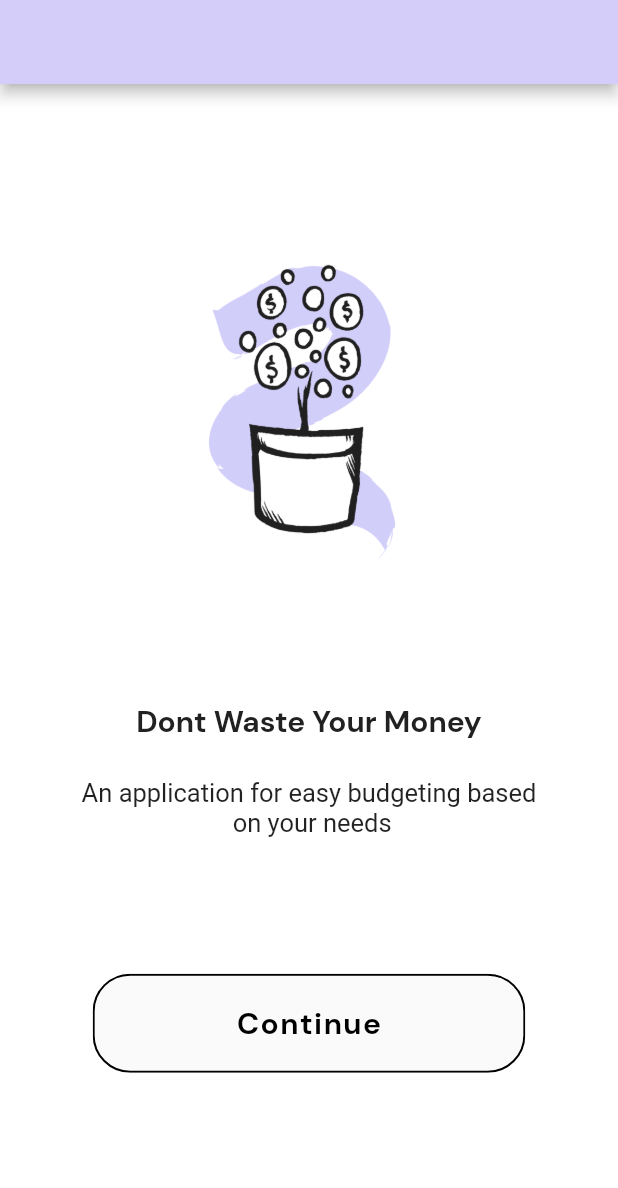
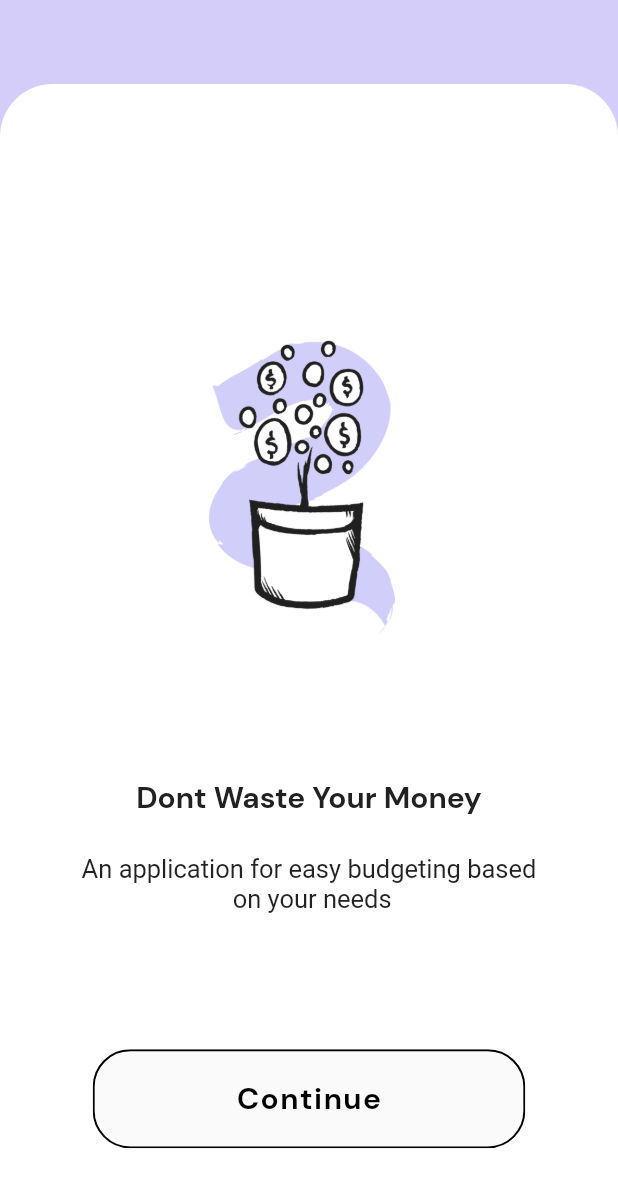
Before and after one commit to AndreyLukyanenko/dontWasteMoney, a Flutter app: the screen it shows after launch, on a phone screen of 412 x 824 dp. Shown: the top 1188 px of the screen. Run offline on Flutter 3.47's test engine with Material 2 defaults, Android fonts, the phone set to English and light mode, and no system bars; Roboto replaces fonts that are missing (DMSans).

Commit message:
add to Wellcome Screen appBar borderRadius

```diff
--- a/lib/Screens/Wellcome/body.dart
+++ b/lib/Screens/Wellcome/body.dart
@@ -2,7 +2,6 @@ import 'package:dontWasteMoney/components/rounded_button.dart';
 import 'package:dontWasteMoney/components/simple_text.dart';
 import 'package:dontWasteMoney/components/text_header.dart';
 import 'package:flutter/material.dart';
-import '../../constans.dart';
 
 class WellcomeScreen extends StatelessWidget {
   @override
@@ -10,10 +9,17 @@ class WellcomeScreen extends StatelessWidget {
     Size size = MediaQuery.of(context).size;
     return Scaffold(
       appBar: AppBar(
-        centerTitle: true,
+        backgroundColor: Colors.transparent,
+        elevation: 0.0,
       ),
       body: Container(
-        child: SingleChildScrollView(
+        decoration: BoxDecoration(
+          color: Colors.white,
+          borderRadius: BorderRadius.only(
+            topLeft: Radius.circular(35),
+            topRight: Radius.circular(35),
+          ),
+        ),
         child: Column(
           mainAxisAlignment: MainAxisAlignment.center,
           children: [
@@ -39,7 +45,6 @@ class WellcomeScreen extends StatelessWidget {
           ],
         ),
       ),
-      ),
     );
   }
 }
--- a/lib/main.dart
+++ b/lib/main.dart
@@ -13,9 +13,7 @@ class MyApp extends StatelessWidget {
       debugShowCheckedModeBanner: false,
       title: 'Dont Waste Your Money',
       theme: ThemeData(
-        scaffoldBackgroundColor: Colors.white,
-        primaryColor: kPinkColor,
-        fontFamily: "DMSans",
+        scaffoldBackgroundColor: kPinkColor,
       ),
       home: WellcomeScreen(),
     );
```
Lines whose indentation alone changed are shown as unchanged.
